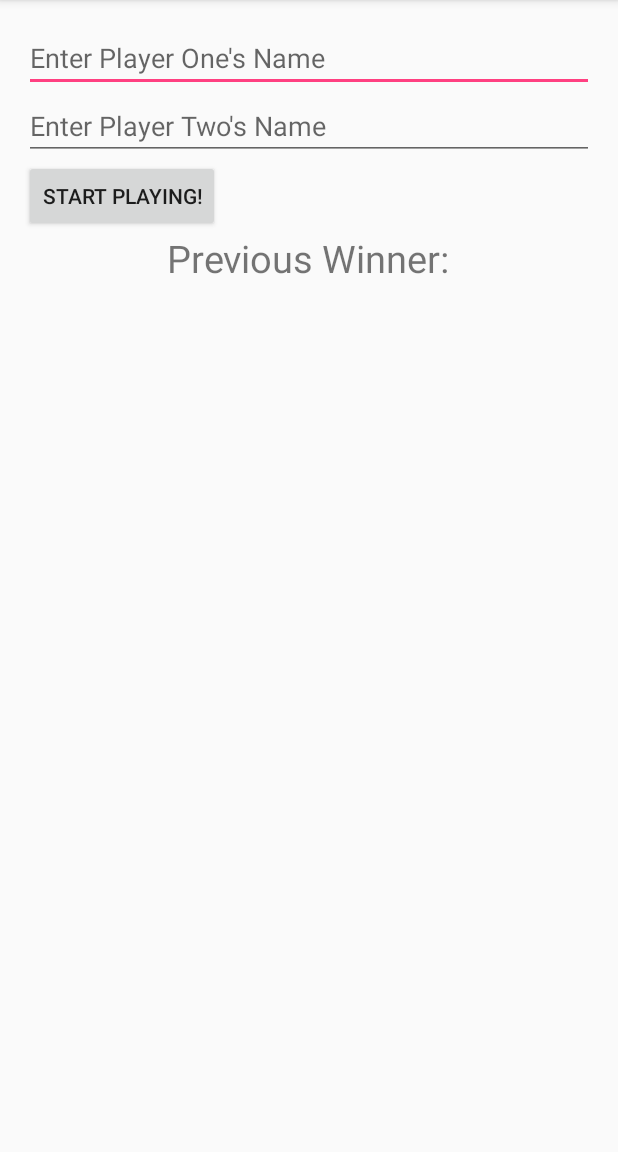
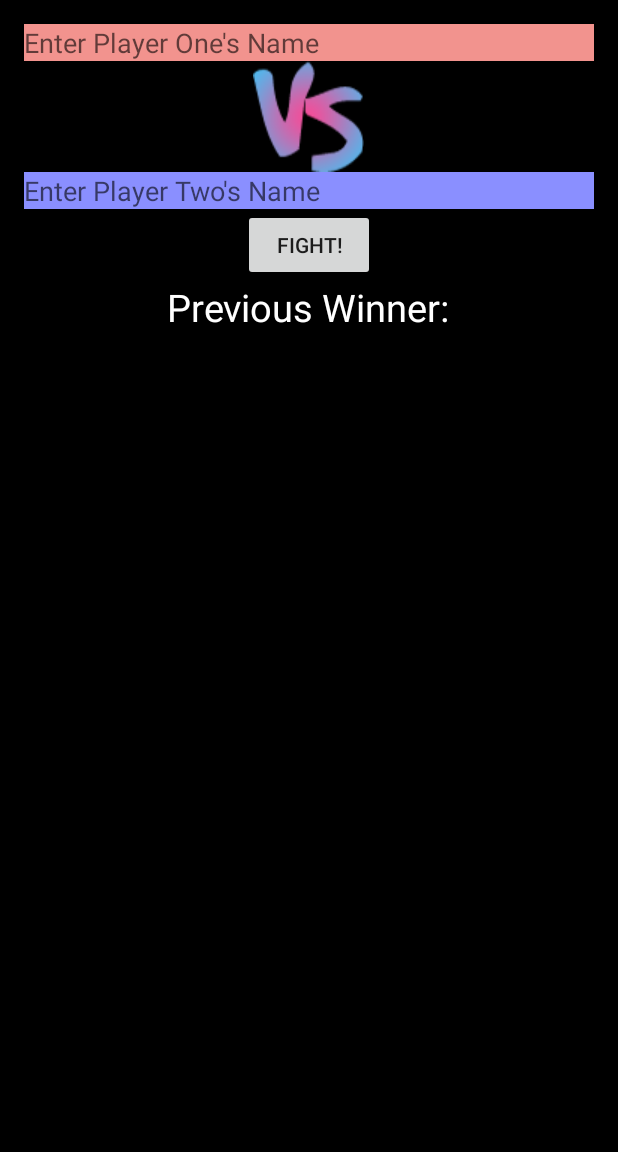
Before and after one commit to changwinstonr/WeekendLabTicTacToe, an Android app: the screen it shows after launch (MainActivity), on a phone screen of 412 x 824 dp, the part 84-1236 px from its top. Run offline under Robolectric (Android 15) with nearby library versions, the light colour scheme and no system bars.

Commit message:
Adds panache.

```diff
--- a/app/src/main/res/layout/activity_main.xml
+++ b/app/src/main/res/layout/activity_main.xml
@@ -7,6 +7,7 @@
     android:paddingLeft="@dimen/activity_horizontal_margin"
     android:paddingRight="@dimen/activity_horizontal_margin"
     android:paddingTop="@dimen/activity_vertical_margin"
+    android:background="#000000"
     tools:context="ly.generalassemb.drewmahrt.tictactoe.MainActivity">
 
 
@@ -14,20 +15,31 @@
         android:id="@+id/player_one_name"
         android:layout_width="match_parent"
         android:layout_height="wrap_content"
+        android:background="#f2938e"
         android:hint="Enter Player One's Name"/>
+
+    <ImageView
+        android:id="@+id/vs"
+        android:layout_height="wrap_content"
+        android:layout_width="wrap_content"
+        android:src="@drawable/vs"
+        android:layout_centerHorizontal="true"
+        android:layout_below="@id/player_one_name"/>
 
     <EditText
         android:id="@+id/player_two_name"
         android:layout_width="match_parent"
         android:layout_height="wrap_content"
+        android:background="#8a8fff"
         android:hint="Enter Player Two's Name"
-        android:layout_below="@id/player_one_name"/>
+        android:layout_below="@id/vs"/>
 
     <Button
         android:id="@+id/start_game_button"
         android:layout_width="wrap_content"
         android:layout_height="wrap_content"
-        android:text="Start Playing!"
+        android:text="FIGHT!"
+        android:layout_centerHorizontal="true"
         android:layout_below="@id/player_two_name"/>
 
     <TextView
@@ -37,6 +49,7 @@
         android:layout_centerInParent="true"
         android:layout_below="@id/start_game_button"
         android:textSize="25sp"
-        android:text="Previous Winner:" />
+        android:text="Previous Winner:"
+        android:textColor="#FFFFFF" />
 
 </RelativeLayout>
```
Also changed, not shown: app/src/main/res/drawable/vs.png (added).
